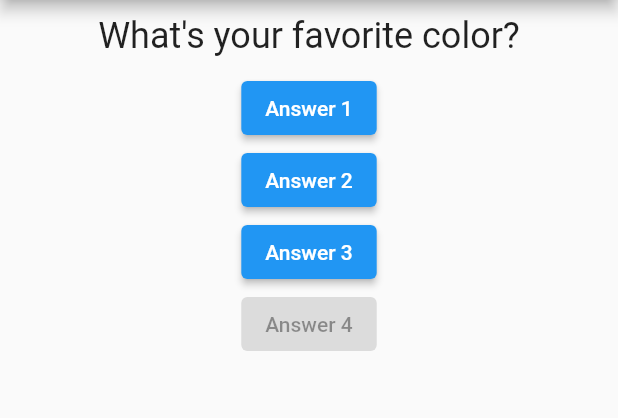
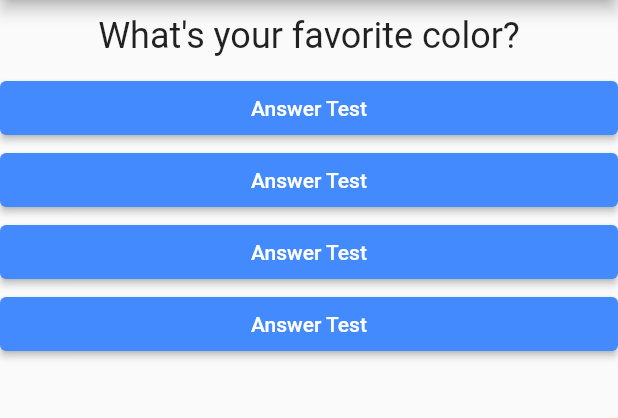
Before and after one commit to timsinakiran/quiz_app, a Flutter app: the screen it shows after launch, on a phone screen of 412 x 824 dp, the part 84-502 px from its top. Run offline on Flutter 3.47's test engine with Material 2 defaults, Android fonts, the phone set to English and light mode, and no system bars.

Commit message:
refactor answer.dart

```diff
--- /dev/null
+++ b/lib/answer.dart
@@ -0,0 +1,24 @@
+import 'package:flutter/material.dart';
+
+class Answer extends StatelessWidget {
+
+  final Function selectHandler;
+
+  Answer(this.selectHandler);
+
+  @override
+  Widget build(BuildContext context) {
+    return Container(
+      width: double.infinity,
+      child: ElevatedButton(
+        child: Text('Answer Test',),
+        style: ButtonStyle(
+          backgroundColor: MaterialStateProperty.all(Colors.blueAccent),
+          foregroundColor: MaterialStateProperty.all(Colors.white),
+        ),
+
+        onPressed: selectHandler,
+      ),
+    );
+  }
+}
--- a/lib/main.dart
+++ b/lib/main.dart
@@ -1,5 +1,6 @@
 import "package:flutter/material.dart";
 import "./question.dart";
+import "./answer.dart";
 
 // void main() {
 //   runApp(MyApp());
@@ -38,22 +39,10 @@ class _MyAppState extends State<MyApp> {
         body: Column(
           children: [
             Question(questions[_questionIndex]),
-            ElevatedButton(
-              onPressed: _answerQuestion,
-              child: Text('Answer 1'),
-            ),
-            ElevatedButton(
-              onPressed: () => print('Answer 2 chosen!'),
-              child: Text('Answer 2'),
-            ),
-            ElevatedButton(
-              onPressed: () => print('Answer 3 chosen!'),
-              child: Text('Answer 3'),
-            ),
-            ElevatedButton(
-              onPressed: null,
-              child: Text('Answer 4'),
-            ),
+            Answer(_answerQuestion),
+            Answer(_answerQuestion),
+            Answer(_answerQuestion),
+            Answer(_answerQuestion),
           ],
         ),
       ),
```
